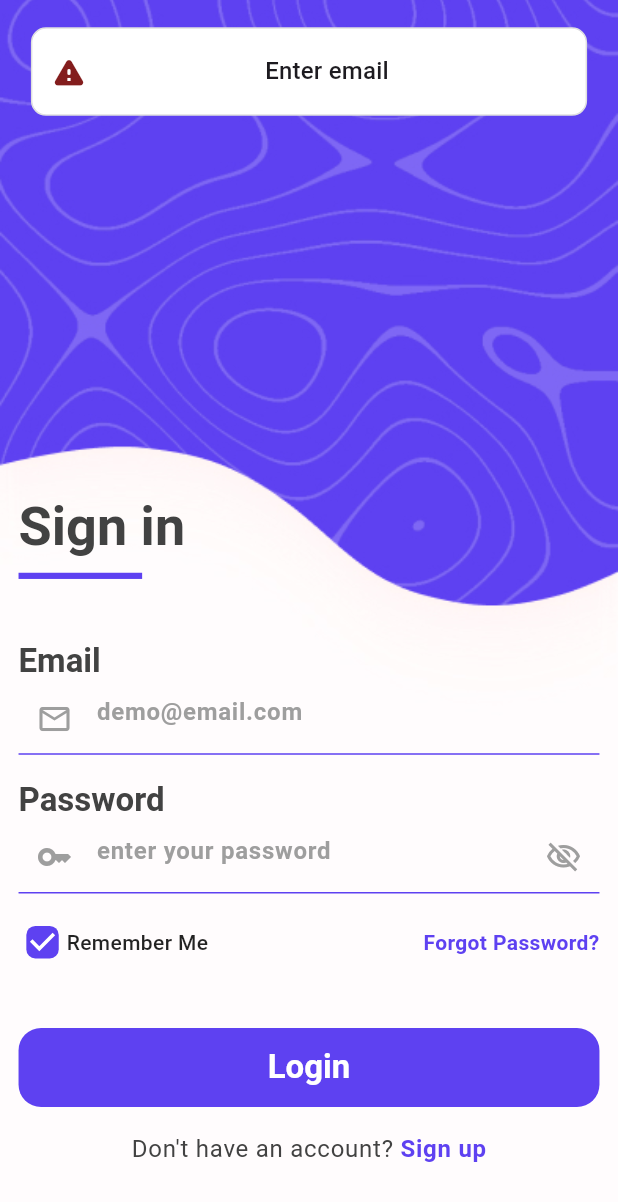
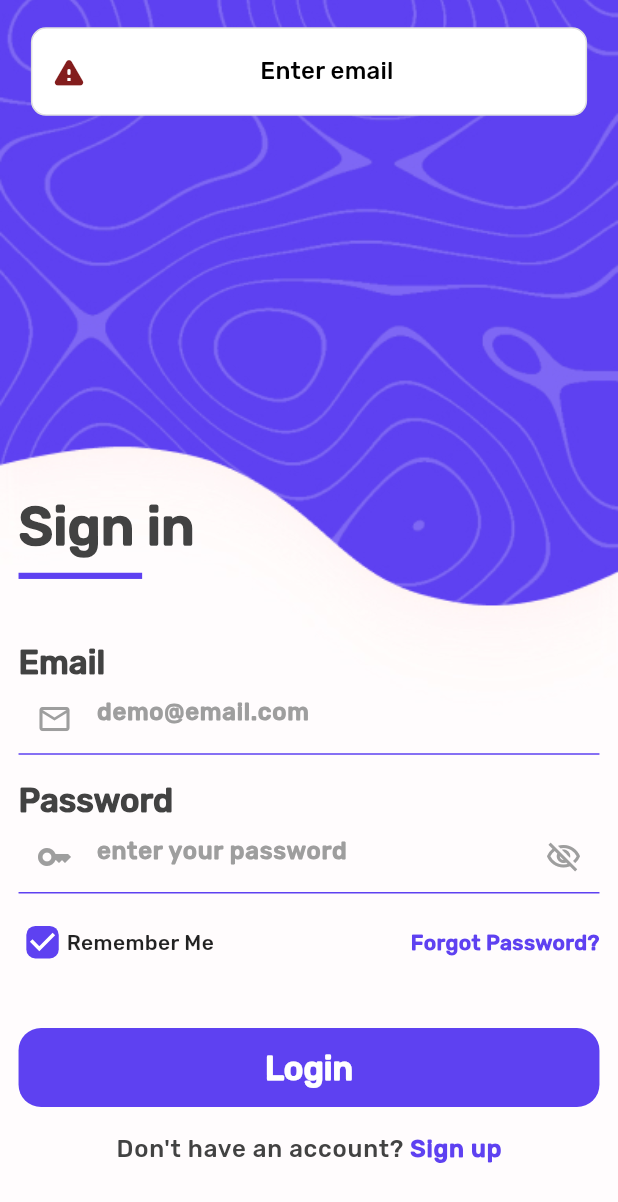
Before and after one commit to Sanjay0907/Pitchmatter-Assignment, a Flutter app: the screen it shows after launch, after a tap on "Login", on a phone screen of 412 x 824 dp. Shown: the top 1202 px of the screen. Run offline on Flutter 3.47's test engine with Material 3 defaults, Android fonts, the phone set to English and light mode, and no system bars; our stand-ins replace app_links, dio, firebase_auth, firebase_core, flutter_styled_toast, flutter_svg and 4 more; accounts and stored records are empty.

Commit message:
added font Rubik

```diff
--- a/lib/common/theme.dart
+++ b/lib/common/theme.dart
@@ -1,7 +1,7 @@
 import 'package:flutter/material.dart';
 import 'package:pitchmatter_assignment/utils/colors.dart';
 
-ThemeData HomlyThemeData() {
+ThemeData assignmentThemeData() {
   return ThemeData(
     splashColor: transparent,
     highlightColor: transparent,
--- a/lib/main.dart
+++ b/lib/main.dart
@@ -1,9 +1,10 @@
 import 'package:firebase_core/firebase_core.dart';
 import 'package:flutter/material.dart';
+import 'package:pitchmatter_assignment/common/theme.dart';
 import 'package:pitchmatter_assignment/screens/deep_link_listner.dart';
 import 'package:pitchmatter_assignment/firebase_options.dart';
 import 'package:pitchmatter_assignment/provider/user_provider.dart';
-import 'package:pitchmatter_assignment/sign_in_logic.dart';
+import 'package:pitchmatter_assignment/screens/sign_in_logic.dart';
 import 'package:provider/provider.dart';
 
 Future main() async {
@@ -26,7 +27,7 @@ class MyApp extends StatelessWidget {
       ],
       child: MaterialApp(
         title: 'Pitchmatter assignment',
-        debugShowCheckedModeBanner: false,
+        debugShowCheckedModeBanner: false,theme: assignmentThemeData(),
         home: DeepLinkListner(child: SignInLogic()),
       ),
     );
--- a/lib/sign_in_logic.dart
+++ b/lib/screens/sign_in_logic.dart
@@ -47,13 +47,15 @@ class _SignInLogicState extends State<SignInLogic> {
   @override
   Widget build(BuildContext context) {
     return Scaffold(
-      backgroundColor: black,
-      body: const Center(
-        child: Image(
-          image: AssetImage('assets/images/logic_screen/logic_screen.png'),
-          fit: BoxFit.fill,
-        ),
-      ),
+      backgroundColor: primary,
+      body: Center(
+          child: Text(
+        'PITCHMATTER',
+        style: Theme.of(context).textTheme.displayMedium!.copyWith(
+              fontWeight: FontWeight.bold,
+              color: white,
+            ),
+      )),
     );
   }
 }
--- a/lib/screens/user_details.dart
+++ b/lib/screens/user_details.dart
@@ -14,7 +14,7 @@ import 'package:permission_handler/permission_handler.dart';
 import 'package:pitchmatter_assignment/model/user_model.dart';
 import 'package:pitchmatter_assignment/provider/user_provider.dart';
 import 'package:pitchmatter_assignment/services/share_services.dart';
-import 'package:pitchmatter_assignment/sign_in_logic.dart';
+import 'package:pitchmatter_assignment/screens/sign_in_logic.dart';
 import 'package:pitchmatter_assignment/utils/colors.dart';
 import 'package:pitchmatter_assignment/widgets/toast_widget.dart';
 import 'package:provider/provider.dart';
```
